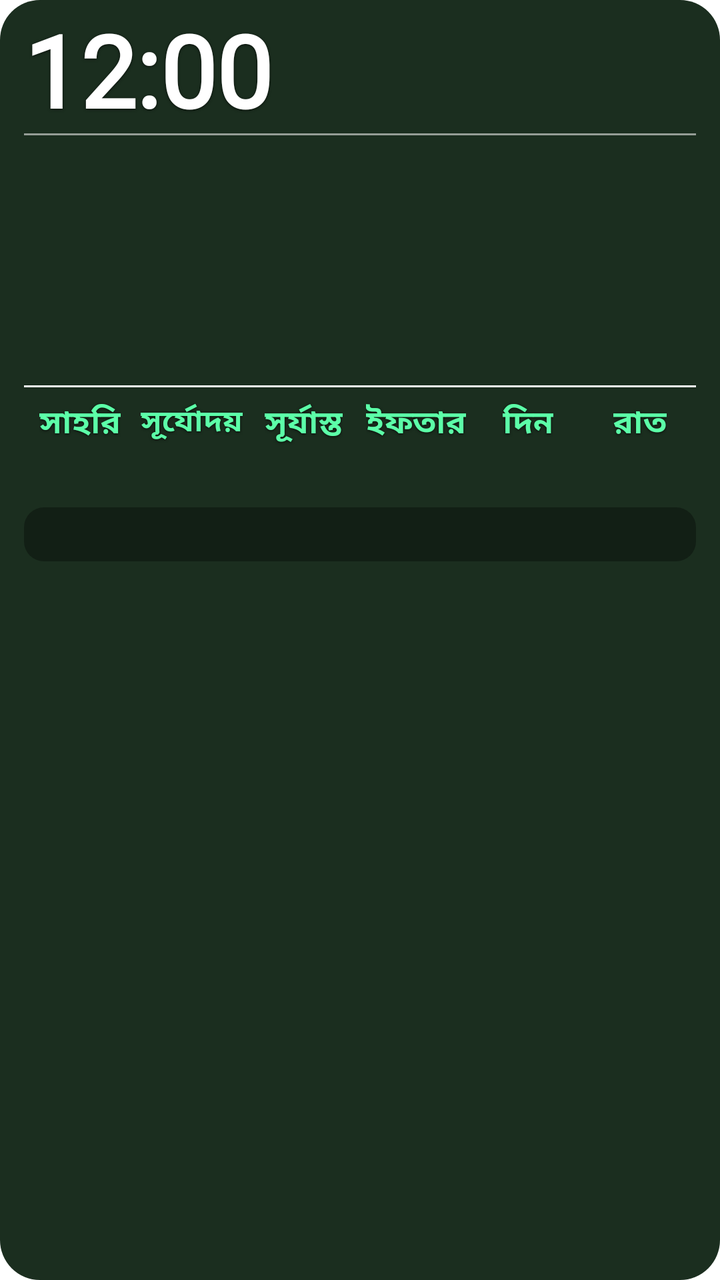
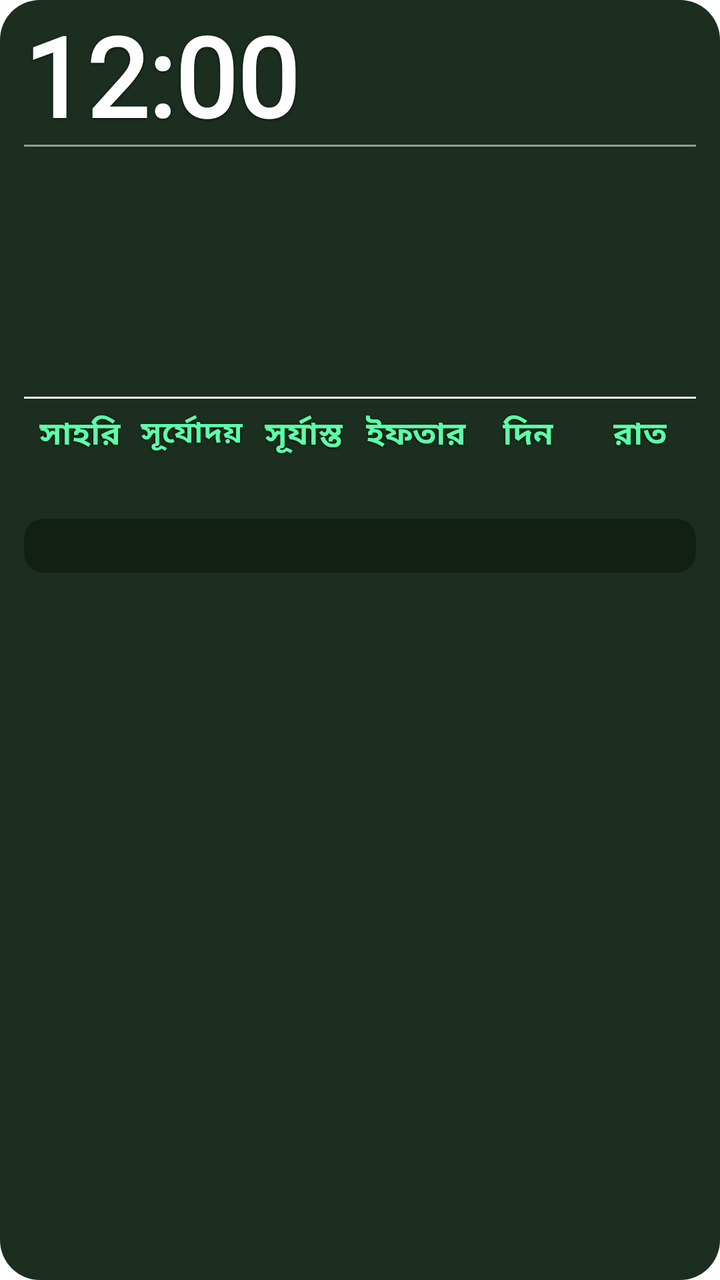

Before-and-after screenshots of an Android layout around one commit, followed by the original layout XML and the change that was made.
<!-- AndroidManifest.xml: fallback theme Theme.MaterialComponents.DayNight.NoActionBar -->
<!-- res/layout/prayer_widget_layout.xml -->
<?xml version="1.0" encoding="utf-8"?>
<FrameLayout xmlns:android="http://schemas.android.com/apk/res/android"
    android:id="@+id/widget_root"
    android:layout_width="match_parent"
    android:layout_height="match_parent">

<ImageView
    android:id="@+id/widget_bg"
    android:layout_width="match_parent"
    android:layout_height="match_parent"
    android:scaleType="fitXY"
    android:contentDescription="@null"
    android:src="@drawable/widget_bg_shape" />


<ImageView
    android:id="@+id/widget_bg_forbidden"
    android:layout_width="match_parent"
    android:layout_height="match_parent"
    android:scaleType="fitXY"
    android:contentDescription="@null"
    android:visibility="gone"
    android:src="@drawable/widget_bg_forbidden_shape" />

<LinearLayout
    android:id="@+id/widget_content"
    android:layout_width="match_parent"
    android:layout_height="match_parent"
    android:orientation="vertical"
    android:paddingStart="12dp"
    android:paddingEnd="12dp"
    android:paddingTop="8dp"
    android:paddingBottom="10dp">

    
    <LinearLayout
        android:layout_width="match_parent"
        android:layout_height="wrap_content"
        android:orientation="horizontal"
        android:gravity="top">

        
        <LinearLayout
            android:layout_width="0dp"
            android:layout_height="wrap_content"
            android:layout_weight="1"
            android:orientation="horizontal"
            android:gravity="start|bottom">

            <TextClock
                android:id="@+id/widget_time"
                android:layout_width="wrap_content"
                android:layout_height="wrap_content"
                android:format12Hour="h:mm"
                android:format24Hour="HH:mm"
                android:textColor="#FFFFFF"
                android:shadowColor="#B3000000"
                android:shadowDx="0"
                android:shadowDy="1"
                android:shadowRadius="3"
                android:textSize="50sp"
                android:fontFamily="@font/bangla_widget"
                android:textStyle="bold"
                android:includeFontPadding="false" />

            <TextClock
                android:id="@+id/widget_time_bn"
                android:layout_width="wrap_content"
                android:layout_height="wrap_content"
                android:format12Hour="h:mm"
                android:format24Hour="HH:mm"
                android:textColor="#FFFFFF"
                android:shadowColor="#B3000000"
                android:shadowDx="0"
                android:shadowDy="1"
                android:shadowRadius="3"
                android:textSize="40sp"
                android:fontFamily="@font/bangla_num"
                android:textStyle="bold"
                android:includeFontPadding="true"
                android:singleLine="true"
                android:visibility="gone" />

            <TextView
                android:id="@+id/widget_ampm"
                android:layout_width="wrap_content"
                android:layout_height="wrap_content"
                android:layout_marginStart="3dp"
                android:layout_marginBottom="4dp"
                android:text=""
                android:textColor="#FFFFFF"
                android:shadowColor="#B3000000"
                android:shadowDx="0"
                android:shadowDy="1"
                android:shadowRadius="3"
                android:textSize="15sp"
                android:textStyle="bold"
                android:singleLine="true"
                android:includeFontPadding="false" />
        </LinearLayout>

        <LinearLayout
            android:layout_width="wrap_content"
            android:layout_height="wrap_content"
            android:orientation="vertical"
            android:gravity="end">

            <TextView
                android:id="@+id/widget_location"
                android:layout_width="wrap_content"
                android:layout_height="wrap_content"
                android:text=""
                android:textColor="#A5F3FF"
                android:shadowColor="#B3000000"
                android:shadowDx="0"
                android:shadowDy="1"
                android:shadowRadius="3"
                android:textSize="17sp"
                android:fontFamily="@font/bangla_widget"
                android:textStyle="bold"
                android:gravity="end"
                android:singleLine="true"
                android:ellipsize="end"
                android:maxWidth="200dp" />

            <TextView
                android:id="@+id/widget_weather"
                android:layout_width="wrap_content"
                android:layout_height="wrap_content"
                android:layout_marginTop="2dp"
                android:text=""
                android:textColor="#E1EEF4"
                android:shadowColor="#B3000000"
                android:shadowDx="0"
                android:shadowDy="1"
                android:shadowRadius="3"
                android:textSize="14sp"
                android:fontFamily="@font/bangla_widget"
                android:textStyle="bold"
                android:gravity="end"
                android:maxLines="2"
                android:ellipsize="end"
                android:maxWidth="200dp" />

        </LinearLayout>

    </LinearLayout>

    
    <TextView
        android:layout_width="match_parent"
        android:layout_height="1dp"
        android:layout_marginTop="0dp"
        android:layout_marginBottom="2dp"
        android:background="#88FFFFFF"
        android:text="" />

    
    <LinearLayout
        android:layout_width="match_parent"
        android:layout_height="wrap_content"
        android:orientation="horizontal">

        
        <LinearLayout
            android:layout_width="0dp"
            android:layout_height="wrap_content"
            android:layout_weight="0.7"
            android:orientation="vertical">

            <TextView
                android:id="@+id/widget_waqt_name"
                android:layout_width="wrap_content"
                android:layout_height="wrap_content"
                android:text=""
                android:textColor="#5CFFA8"
                android:shadowColor="#B3000000"
                android:shadowDx="0"
                android:shadowDy="1"
                android:shadowRadius="3"
                android:textSize="30sp"
                android:fontFamily="@font/bangla_widget"
                android:textStyle="bold" />

            <TextView
                android:id="@+id/widget_waqt_range"
                android:layout_width="wrap_content"
                android:layout_height="wrap_content"
                android:layout_marginTop="-2dp"
                android:text=""
                android:textColor="#FFFFFF"
                android:shadowColor="#B3000000"
                android:shadowDx="0"
                android:shadowDy="1"
                android:shadowRadius="3"
                android:textSize="19sp"
                android:fontFamily="@font/bangla_widget"
                android:textStyle="bold"
                android:singleLine="true" />

            <TextView
                android:id="@+id/widget_waqt_remaining_label"
                android:layout_width="wrap_content"
                android:layout_height="wrap_content"
                android:layout_marginTop="0dp"
                android:text=""
                android:textColor="#E8B4F5"
                android:shadowColor="#B3000000"
                android:shadowDx="0"
                android:shadowDy="1"
                android:shadowRadius="3"
                android:textSize="18sp"
                android:fontFamily="@font/bangla_widget"
                android:textStyle="bold" />

            <TextView
                android:id="@+id/widget_waqt_remaining_value"
                android:layout_width="wrap_content"
                android:layout_height="wrap_content"
                android:layout_marginTop="0dp"
                android:text=""
                android:textColor="#FFFFFF"
                android:shadowColor="#B3000000"
                android:shadowDx="0"
                android:shadowDy="1"
                android:shadowRadius="3"
                android:textSize="21sp"
                android:fontFamily="@font/bangla_widget"
                android:textStyle="bold" />

        </LinearLayout>

        
        <LinearLayout
            android:layout_width="0dp"
            android:layout_height="wrap_content"
            android:layout_weight="1.3"
            android:orientation="vertical">

            <TextView
                android:id="@+id/widget_day"
                android:layout_width="match_parent"
                android:layout_height="wrap_content"
                android:text=""
                android:textColor="#5CFFA8"
                android:shadowColor="#B3000000"
                android:shadowDx="0"
                android:shadowDy="1"
                android:shadowRadius="3"
                android:textSize="30sp"
                android:fontFamily="@font/bangla_widget"
                android:textStyle="bold"
                android:singleLine="true"
                android:ellipsize="end"
                android:gravity="end" />

            <TextView
                android:id="@+id/widget_gregorian"
                android:layout_width="match_parent"
                android:layout_height="wrap_content"
                android:layout_marginTop="0dp"
                android:text=""
                android:textColor="#FFFFFF"
                android:shadowColor="#B3000000"
                android:shadowDx="0"
                android:shadowDy="1"
                android:shadowRadius="3"
                android:textSize="18sp"
                android:fontFamily="@font/bangla_widget"
                android:textStyle="bold"
                android:gravity="end" />

            <TextView
                android:id="@+id/widget_hijri"
                android:layout_width="match_parent"
                android:layout_height="wrap_content"
                android:layout_marginTop="0dp"
                android:text=""
                android:textColor="#E8B4F5"
                android:shadowColor="#B3000000"
                android:shadowDx="0"
                android:shadowDy="1"
                android:shadowRadius="3"
                android:textSize="18sp"
                android:fontFamily="@font/bangla_widget"
                android:textStyle="bold"
                android:gravity="end"
                android:singleLine="true"
                android:ellipsize="end" />

            <TextView
                android:id="@+id/widget_bangla_date"
                android:layout_width="match_parent"
                android:layout_height="wrap_content"
                android:layout_marginTop="0dp"
                android:text=""
                android:textColor="#A5F3FF"
                android:shadowColor="#B3000000"
                android:shadowDx="0"
                android:shadowDy="1"
                android:shadowRadius="3"
                android:textSize="18sp"
                android:fontFamily="@font/bangla_widget"
                android:textStyle="bold"
                android:gravity="end" />

        </LinearLayout>
    </LinearLayout>

    
    <TextView
        android:id="@+id/widget_divider_bottom"
        android:layout_width="match_parent"
        android:layout_height="1dp"
        android:layout_marginTop="6dp"
        android:background="#FFFFFFFF"
        android:text="" />

    
    <LinearLayout
        android:layout_width="match_parent"
        android:layout_height="wrap_content"
        android:layout_marginTop="6dp"
        android:orientation="horizontal">

        <LinearLayout
            android:layout_width="0dp"
            android:layout_height="wrap_content"
            android:layout_weight="1"
            android:orientation="vertical"
            android:gravity="center">

            <TextView
                android:id="@+id/widget_sehri_label"
                android:layout_width="wrap_content"
                android:layout_height="wrap_content"
                android:text="সাহরি"
                android:textColor="#5CFFA8"
                android:shadowColor="#B3000000"
                android:shadowDx="0"
                android:shadowDy="1"
                android:shadowRadius="3"
                android:textSize="16sp"
                android:fontFamily="@font/bangla_widget"
                android:textStyle="bold" />

            <TextView
                android:id="@+id/widget_sehri"
                android:layout_width="wrap_content"
                android:layout_height="wrap_content"
                android:text=""
                android:textColor="#5CFFA8"
                android:shadowColor="#B3000000"
                android:shadowDx="0"
                android:shadowDy="1"
                android:shadowRadius="3"
                android:textSize="18sp"
                android:fontFamily="@font/bangla_widget"
                android:textStyle="bold" />

        </LinearLayout>

        <LinearLayout
            android:layout_width="0dp"
            android:layout_height="wrap_content"
            android:layout_weight="1"
            android:orientation="vertical"
            android:gravity="center">

            <TextView
                android:id="@+id/widget_sunrise_label"
                android:layout_width="wrap_content"
                android:layout_height="wrap_content"
                android:text="সূর্যোদয়"
                android:textColor="#5CFFA8"
                android:shadowColor="#B3000000"
                android:shadowDx="0"
                android:shadowDy="1"
                android:shadowRadius="3"
                android:textSize="15sp"
                android:fontFamily="@font/bangla_widget"
                android:textStyle="bold" />

            <TextView
                android:id="@+id/widget_sunrise"
                android:layout_width="wrap_content"
                android:layout_height="wrap_content"
                android:text=""
                android:textColor="#5CFFA8"
                android:shadowColor="#B3000000"
                android:shadowDx="0"
                android:shadowDy="1"
                android:shadowRadius="3"
                android:textSize="18sp"
                android:fontFamily="@font/bangla_widget"
                android:textStyle="bold" />

        </LinearLayout>

        <LinearLayout
            android:layout_width="0dp"
            android:layout_height="wrap_content"
            android:layout_weight="1"
            android:orientation="vertical"
            android:gravity="center">

            <TextView
                android:id="@+id/widget_sunset_label"
                android:layout_width="wrap_content"
                android:layout_height="wrap_content"
                android:text="সূর্যাস্ত"
                android:textColor="#5CFFA8"
                android:shadowColor="#B3000000"
                android:shadowDx="0"
                android:shadowDy="1"
                android:shadowRadius="3"
                android:textSize="16sp"
                android:fontFamily="@font/bangla_widget"
                android:textStyle="bold" />

            <TextView
                android:id="@+id/widget_sunset"
                android:layout_width="wrap_content"
                android:layout_height="wrap_content"
                android:text=""
                android:textColor="#5CFFA8"
                android:shadowColor="#B3000000"
                android:shadowDx="0"
                android:shadowDy="1"
                android:shadowRadius="3"
                android:textSize="18sp"
                android:fontFamily="@font/bangla_widget"
                android:textStyle="bold" />

        </LinearLayout>

        <LinearLayout
            android:layout_width="0dp"
            android:layout_height="wrap_content"
            android:layout_weight="1"
            android:orientation="vertical"
            android:gravity="center">

            <TextView
                android:id="@+id/widget_iftar_label"
                android:layout_width="wrap_content"
                android:layout_height="wrap_content"
                android:text="ইফতার"
                android:textColor="#5CFFA8"
                android:shadowColor="#B3000000"
                android:shadowDx="0"
                android:shadowDy="1"
                android:shadowRadius="3"
                android:textSize="16sp"
                android:fontFamily="@font/bangla_widget"
                android:textStyle="bold" />

            <TextView
                android:id="@+id/widget_iftar"
                android:layout_width="wrap_content"
                android:layout_height="wrap_content"
                android:text=""
                android:textColor="#5CFFA8"
                android:shadowColor="#B3000000"
                android:shadowDx="0"
                android:shadowDy="1"
                android:shadowRadius="3"
                android:textSize="18sp"
                android:fontFamily="@font/bangla_widget"
                android:textStyle="bold" />

        </LinearLayout>

        
        <LinearLayout
            android:layout_width="0dp"
            android:layout_height="wrap_content"
            android:layout_weight="1"
            android:orientation="vertical"
            android:gravity="center">

            <TextView
                android:id="@+id/widget_day_label"
                android:layout_width="wrap_content"
                android:layout_height="wrap_content"
                android:text="দিন"
                android:textColor="#5CFFA8"
                android:shadowColor="#B3000000"
                android:shadowDx="0"
                android:shadowDy="1"
                android:shadowRadius="3"
                android:textSize="16sp"
                android:fontFamily="@font/bangla_widget"
                android:textStyle="bold" />

            <TextView
                android:id="@+id/widget_day_duration"
                android:layout_width="wrap_content"
                android:layout_height="wrap_content"
                android:text=""
                android:textColor="#5CFFA8"
                android:shadowColor="#B3000000"
                android:shadowDx="0"
                android:shadowDy="1"
                android:shadowRadius="3"
                android:textSize="18sp"
                android:fontFamily="@font/bangla_widget"
                android:textStyle="bold" />

        </LinearLayout>

        <LinearLayout
            android:layout_width="0dp"
            android:layout_height="wrap_content"
            android:layout_weight="1"
            android:orientation="vertical"
            android:gravity="center">

            <TextView
                android:id="@+id/widget_night_label"
                android:layout_width="wrap_content"
                android:layout_height="wrap_content"
                android:text="রাত"
                android:textColor="#5CFFA8"
                android:shadowColor="#B3000000"
                android:shadowDx="0"
                android:shadowDy="1"
                android:shadowRadius="3"
                android:textSize="16sp"
                android:fontFamily="@font/bangla_widget"
                android:textStyle="bold" />

            <TextView
                android:id="@+id/widget_night_duration"
                android:layout_width="wrap_content"
                android:layout_height="wrap_content"
                android:text=""
                android:textColor="#5CFFA8"
                android:shadowColor="#B3000000"
                android:shadowDx="0"
                android:shadowDy="1"
                android:shadowRadius="3"
                android:textSize="18sp"
                android:fontFamily="@font/bangla_widget"
                android:textStyle="bold" />

        </LinearLayout>

    </LinearLayout>

    
    <TextView
        android:id="@+id/widget_alert"
        android:layout_width="match_parent"
        android:layout_height="wrap_content"
        android:layout_marginTop="6dp"
        android:paddingTop="4dp"
        android:paddingBottom="4dp"
        android:paddingStart="4dp"
        android:paddingEnd="4dp"
        android:background="@drawable/widget_alert_bg"
        android:text=""
        android:textColor="#FFE680"
        android:shadowColor="#B3000000"
        android:shadowDx="0"
        android:shadowDy="1"
        android:shadowRadius="3"
        android:textSize="14sp"
        android:fontFamily="@font/bangla_widget"
        android:textStyle="bold"
        android:gravity="start"
        android:maxLines="10"
        android:ellipsize="end" />

</LinearLayout>

</FrameLayout>
<!-- resources referenced by this layout -->
<resources>
  <!-- drawable widget_alert_bg (drawable) -->
  <?xml version="1.0" encoding="utf-8"?>
  <shape xmlns:android="http://schemas.android.com/apk/res/android"
      android:shape="rectangle">
      <solid android:color="#55000000" />
      <corners android:radius="10dp" />
  </shape>
  <!-- drawable widget_bg_forbidden_shape (drawable) -->
  <?xml version="1.0" encoding="utf-8"?>
  <shape xmlns:android="http://schemas.android.com/apk/res/android"
      android:shape="rectangle">
      <gradient
          android:type="linear"
          android:angle="270"
          android:startColor="#FFA92415"
          android:centerColor="#FF8F1D10"
          android:endColor="#FF6C130A" />
      <corners android:radius="20dp" />
  </shape>
  <!-- drawable widget_bg_shape (drawable) -->
  <?xml version="1.0" encoding="utf-8"?>
  <shape xmlns:android="http://schemas.android.com/apk/res/android"
      android:shape="rectangle">
      <solid android:color="#FF1B2E1F" />
      <corners android:radius="20dp" />
  </shape>
</resources>

<!-- the commit's change to res/layout/prayer_widget_layout.xml (unified diff, before → after) -->
@@ -58,7 +58,7 @@
                 android:shadowDx="0"
                 android:shadowDy="1"
                 android:shadowRadius="3"
-                android:textSize="50sp"
+                android:textSize="55sp"
                 android:fontFamily="@font/bangla_widget"
                 android:textStyle="bold"
                 android:includeFontPadding="false" />
